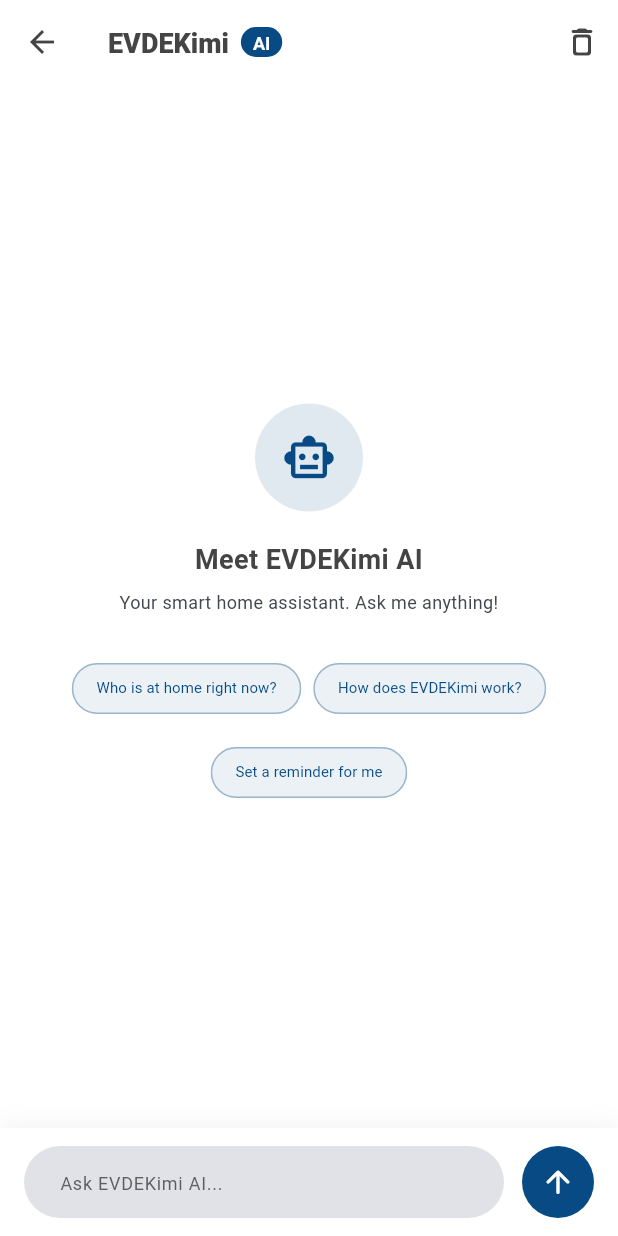
After one commit to ericmuliawan/flutter_evdekimi_app, a Flutter app: the _HomeView screen opened directly, on a phone screen of 412 x 824 dp. The commit adds this screen. Run offline on Flutter 3.47's test engine with Material 3 defaults, Android fonts, the light colour scheme and no system bars; our stand-ins replace dio, equatable, flutter_bloc, get_it, google_generative_ai, hexcolor and 1 more; accounts and stored records are empty; Roboto replaces fonts that are missing (Nunito).

Commit message:
feat: implement chatbot and add env config

```diff
--- /dev/null
+++ b/lib/feature/chatbot/data/models/chat_message.dart
@@ -0,0 +1,19 @@
+import 'package:equatable/equatable.dart';
+
+enum ChatRole { user, assistant }
+
+class ChatMessage extends Equatable {
+  const ChatMessage({required this.role, required this.text});
+
+  final ChatRole role;
+  final String text;
+
+  bool get isUser => role == ChatRole.user;
+
+  ChatMessage copyWith({ChatRole? role, String? text}) {
+    return ChatMessage(role: role ?? this.role, text: text ?? this.text);
+  }
+
+  @override
+  List<Object?> get props => [role, text];
+}
--- /dev/null
+++ b/lib/feature/chatbot/presentation/cubits/chat_state.dart
@@ -0,0 +1,40 @@
+import 'package:equatable/equatable.dart';
+
+import 'package:flutter_evdekimi_app/feature/chatbot/data/models/chat_message.dart';
+
+class ChatState extends Equatable {
+  const ChatState({
+    this.messages = const [],
+    this.isGenerating = false,
+    this.errorMessage,
+  });
+
+  final List<ChatMessage> messages;
+  final bool isGenerating;
+  final String? errorMessage;
+
+  ChatMessage? get lastAssistantMessage {
+    for (var i = messages.length - 1; i >= 0; i--) {
+      if (!messages[i].isUser) return messages[i];
+    }
+    return null;
+  }
+
+  ChatState copyWith({
+    List<ChatMessage>? messages,
+    bool? isGenerating,
+    String? errorMessage,
+    bool clearErrorMessage = false,
+  }) {
+    return ChatState(
+      messages: messages ?? this.messages,
+      isGenerating: isGenerating ?? this.isGenerating,
+      errorMessage: clearErrorMessage
+          ? null
+          : (errorMessage ?? this.errorMessage),
+    );
+  }
+
+  @override
+  List<Object?> get props => [messages, isGenerating, errorMessage];
+}
--- /dev/null
+++ b/lib/feature/home/presentation/pages/home_page.dart
@@ -0,0 +1,166 @@
+import 'package:flutter/material.dart';
+import 'package:flutter_bloc/flutter_bloc.dart';
+
+import 'package:flutter_evdekimi_app/common/di/service_locator.dart';
+import 'package:flutter_evdekimi_app/feature/chatbot/domain/repositories/chat_repository.dart';
+import 'package:flutter_evdekimi_app/feature/chatbot/presentation/cubits/chat_cubit.dart';
+import 'package:flutter_evdekimi_app/feature/chatbot/presentation/cubits/chat_state.dart';
+import 'package:flutter_evdekimi_app/feature/home/presentation/widgets/chat_empty_state.dart';
+import 'package:flutter_evdekimi_app/feature/home/presentation/widgets/chat_input_bar.dart';
+import 'package:flutter_evdekimi_app/feature/home/presentation/widgets/chat_message_bubble.dart';
+import 'package:flutter_evdekimi_app/feature/home/presentation/widgets/typing_indicator.dart';
+import 'package:flutter_evdekimi_app/uikit/token/index.dart';
+
+class HomePage extends StatelessWidget {
+  const HomePage({super.key});
+
+  @override
+  Widget build(BuildContext context) {
+    return BlocProvider(
+      create: (_) => ChatCubit(repository: getIt<IChatRepository>()),
+      child: const _HomeView(),
+    );
+  }
+}
+
+class _HomeView extends StatefulWidget {
+  const _HomeView();
+
+  @override
+  State<_HomeView> createState() => _HomeViewState();
+}
+
+class _HomeViewState extends State<_HomeView> {
+  final _messageController = TextEditingController();
+  final _scrollController = ScrollController();
+
+  @override
+  void dispose() {
+    _messageController.dispose();
+    _scrollController.dispose();
+    super.dispose();
+  }
+
+  void _onSend(String text) {
+    final trimmed = text.trim();
+    if (trimmed.isEmpty) return;
+    _messageController.clear();
+    context.read<ChatCubit>().sendMessage(trimmed);
+    _scrollToBottom();
+  }
+
+  void _scrollToBottom() {
+    WidgetsBinding.instance.addPostFrameCallback((_) {
+      if (!_scrollController.hasClients) return;
+      final position = _scrollController.position;
+      final isNearBottom = position.maxScrollExtent - position.pixels < 160;
+      if (!isNearBottom) return;
+      _scrollController.jumpTo(position.maxScrollExtent);
+    });
+  }
+
+  void _showError(String message) {
+    ScaffoldMessenger.of(context).showSnackBar(
+      SnackBar(
+        content: Text(message),
+        backgroundColor: AppColor.error,
+        behavior: SnackBarBehavior.floating,
+      ),
+    );
+  }
+
+  @override
+  Widget build(BuildContext context) {
+    return Scaffold(
+      appBar: AppBar(
+        title: Row(
+          mainAxisSize: MainAxisSize.min,
+          children: [
+            Text(
+              'EVDEKimi',
+              style: AppTextStyle.smallTitle.apply(
+                color: Theme.of(context).colorScheme.onSurface,
+                fontWeightDelta: 6,
+              ),
+            ),
+            const SizedBox(width: AppSpacing.spacing8),
+            Container(
+              padding: const EdgeInsets.symmetric(
+                horizontal: AppSpacing.spacing8,
+                vertical: 2,
+              ),
+              decoration: BoxDecoration(
+                color: Theme.of(context).colorScheme.primary,
+                borderRadius: BorderRadius.circular(AppRadius.radius10),
+              ),
+              child: Text(
+                'AI',
+                style: AppTextStyle.labelButtonSmall.apply(
+                  color: Theme.of(context).colorScheme.onPrimary,
+                  fontWeightDelta: 3,
+                ),
+              ),
+            ),
+          ],
+        ),
+        actions: [
+          IconButton(
+            tooltip: 'Clear chat',
+            onPressed: () => context.read<ChatCubit>().clearChat(),
+            icon: const Icon(Icons.delete_outline_rounded),
+          ),
+        ],
+      ),
+      body: BlocConsumer<ChatCubit, ChatState>(
+        listener: (context, state) {
+          if (state.errorMessage != null) {
+            _showError(state.errorMessage!);
+          }
+          _scrollToBottom();
+        },
+        builder: (context, state) {
+          return Column(
+            children: [
+              Expanded(
+                child: state.messages.isEmpty
+                    ? ChatEmptyState(onSuggestionTap: _onSend)
+                    : _buildMessageList(state),
+              ),
+              ChatInputBar(
+                controller: _messageController,
+                isGenerating: state.isGenerating,
+                onSend: () => _onSend(_messageController.text),
+              ),
+            ],
+          );
+        },
+      ),
+    );
+  }
+
+  Widget _buildMessageList(ChatState state) {
+    return ListView.builder(
+      controller: _scrollController,
+      padding: const EdgeInsets.fromLTRB(
+        AppSpacing.spacing16,
+        AppSpacing.spacing16,
+        AppSpacing.spacing16,
+        AppSpacing.spacing24,
+      ),
+      itemCount: state.messages.length,
+      itemBuilder: (context, index) {
+        final message = state.messages[index];
+        final showTyping = state.isGenerating &&
+            index == state.messages.length - 1 &&
+            message.text.isEmpty;
+
+        return Padding(
+          padding: const EdgeInsets.only(bottom: AppSpacing.spacing12),
+          child: showTyping
+              ? const TypingIndicator()
+              : ChatMessageBubble(message: message),
+        );
+      },
+    );
+  }
+}
--- /dev/null
+++ b/lib/feature/home/presentation/widgets/chat_empty_state.dart
@@ -0,0 +1,87 @@
+import 'package:flutter/material.dart';
+
+import 'package:flutter_evdekimi_app/uikit/token/index.dart';
+
+class ChatEmptyState extends StatelessWidget {
+  const ChatEmptyState({super.key, required this.onSuggestionTap});
+
+  final ValueChanged<String> onSuggestionTap;
+
+  static const _suggestions = [
+    'Who is at home right now?',
+    'How does EVDEKimi work?',
+    'Set a reminder for me',
+  ];
+
+  @override
+  Widget build(BuildContext context) {
+    final colorScheme = Theme.of(context).colorScheme;
+
+    return Center(
+      child: SingleChildScrollView(
+        padding: const EdgeInsets.all(AppSpacing.spacing24),
+        child: Column(
+          mainAxisSize: MainAxisSize.min,
+          children: [
+            Container(
+              width: 72,
+              height: 72,
+              decoration: BoxDecoration(
+                color: colorScheme.primary.withValues(alpha: 0.12),
+                shape: BoxShape.circle,
+              ),
+              child: Icon(
+                Icons.smart_toy_outlined,
+                size: 36,
+                color: colorScheme.primary,
+              ),
+            ),
+            const SizedBox(height: AppSpacing.spacing20),
+            Text(
+              'Meet EVDEKimi AI',
+              style: AppTextStyle.smallTitle.apply(
+                color: colorScheme.onSurface,
+              ),
+              textAlign: TextAlign.center,
+            ),
+            const SizedBox(height: AppSpacing.spacing8),
+            Text(
+              'Your smart home assistant. Ask me anything!',
+              style: AppTextStyle.bodyMedium.apply(
+                color: colorScheme.onSurfaceVariant,
+              ),
+              textAlign: TextAlign.center,
+            ),
+            const SizedBox(height: AppSpacing.spacing24),
+            Wrap(
+              spacing: AppSpacing.spacing8,
+              runSpacing: AppSpacing.spacing8,
+              alignment: WrapAlignment.center,
+              children: [
+                for (final suggestion in _suggestions)
+                  ActionChip(
+                    onPressed: () => onSuggestionTap(suggestion),
+                    label: Text(
+                      suggestion,
+                      style: AppTextStyle.bodySmall.apply(
+                        color: colorScheme.primary,
+                      ),
+                    ),
+                    backgroundColor: colorScheme.primary.withValues(
+                      alpha: 0.08,
+                    ),
+                    side: BorderSide(color: colorScheme.primary.withValues(
+                      alpha: 0.2,
+                    )),
+                    shape: RoundedRectangleBorder(
+                      borderRadius: BorderRadius.circular(AppRadius.radius20),
+                    ),
+                  ),
+              ],
+            ),
+          ],
+        ),
+      ),
+    );
+  }
+}
--- /dev/null
+++ b/lib/feature/home/presentation/widgets/chat_input_bar.dart
@@ -0,0 +1,91 @@
+import 'package:flutter/material.dart';
+
+import 'package:flutter_evdekimi_app/uikit/token/index.dart';
+
+class ChatInputBar extends StatelessWidget {
+  const ChatInputBar({
+    super.key,
+    required this.controller,
+    required this.isGenerating,
+    required this.onSend,
+  });
+
+  final TextEditingController controller;
+  final bool isGenerating;
+  final VoidCallback onSend;
+
+  @override
+  Widget build(BuildContext context) {
+    final colorScheme = Theme.of(context).colorScheme;
+
+    return Container(
+      padding: const EdgeInsets.fromLTRB(
+        AppSpacing.spacing16,
+        AppSpacing.spacing12,
+        AppSpacing.spacing16,
+        AppSpacing.spacing12,
+      ),
+      decoration: BoxDecoration(
+        color: Theme.of(context).scaffoldBackgroundColor,
+        boxShadow: [
+          BoxShadow(
+            color: Colors.black.withValues(alpha: 0.05),
+            blurRadius: 12,
+            offset: const Offset(0, -2),
+          ),
+        ],
+      ),
+      child: Row(
+        children: [
+          Expanded(
+            child: TextField(
+              controller: controller,
+              minLines: 1,
+              maxLines: 4,
+              textCapitalization: TextCapitalization.sentences,
+              textInputAction: TextInputAction.send,
+              onSubmitted: (_) => isGenerating ? null : onSend(),
+              decoration: InputDecoration(
+                hintText: 'Ask EVDEKimi AI...',
+                fillColor: colorScheme.surfaceContainerHighest,
+                contentPadding: const EdgeInsets.symmetric(
+                  horizontal: AppSpacing.spacing20,
+                  vertical: AppSpacing.spacing12,
+                ),
+                focusedBorder: OutlineInputBorder(
+                  borderRadius: BorderRadius.circular(AppRadius.radius25),
+                  borderSide: BorderSide.none,
+                ),
+                enabledBorder: OutlineInputBorder(
+                  borderRadius: BorderRadius.circular(AppRadius.radius25),
+                  borderSide: BorderSide.none,
+                ),
+              ),
+            ),
+          ),
+          const SizedBox(width: AppSpacing.spacing12),
+          SizedBox(
+            width: 48,
+            height: 48,
+            child: IconButton(
+              onPressed: isGenerating ? null : onSend,
+              style: IconButton.styleFrom(
+                backgroundColor: colorScheme.primary,
+                disabledBackgroundColor: colorScheme.surfaceContainerHighest,
+                foregroundColor: colorScheme.onPrimary,
+                disabledForegroundColor: colorScheme.onSurfaceVariant,
+              ),
+              icon: isGenerating
+                  ? const SizedBox(
+                      width: 18,
+                      height: 18,
+                      child: CircularProgressIndicator(strokeWidth: 2),
+                    )
+                  : const Icon(Icons.arrow_upward_rounded),
+            ),
+          ),
+        ],
+      ),
+    );
+  }
+}
--- a/pubspec.yaml
+++ b/pubspec.yaml
@@ -15,6 +15,7 @@ dependencies:
   dio: ^5.7.0
   get_it: ^8.0.3
   hexcolor: ^3.0.1
+  google_generative_ai: ^0.4.7
 
 dev_dependencies:
   flutter_test:
```
Also changed, not shown: lib/common/di/service_locator.dart (+12 -0 lines), lib/feature/auth/presentation/pages/login_page.dart (+9 -4 lines), lib/feature/chatbot/data/datasources/gemini_remote_datasource.dart (added, +38 -0 lines), lib/feature/chatbot/domain/repositories/chat_repository.dart (added, +24 -0 lines), lib/feature/chatbot/presentation/cubits/chat_cubit.dart (added, +92 -0 lines), lib/feature/home/presentation/widgets/chat_message_bubble.dart (added, +49 -0 lines), lib/feature/home/presentation/widgets/typing_indicator.dart (added, +75 -0 lines), pubspec.lock, 3 other files.
